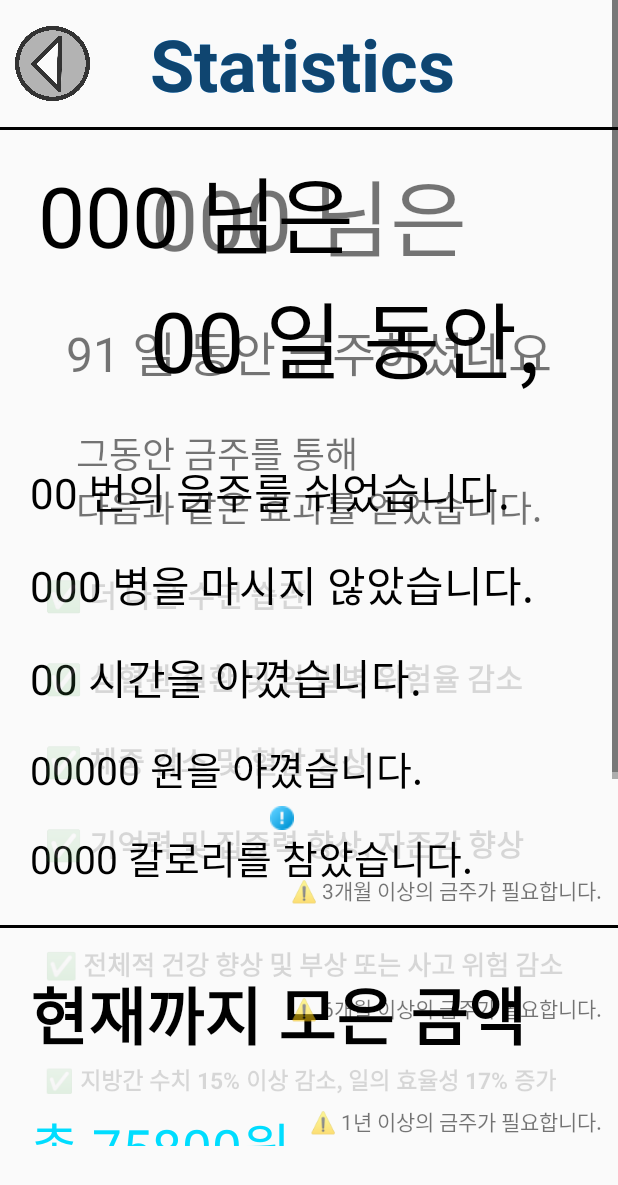
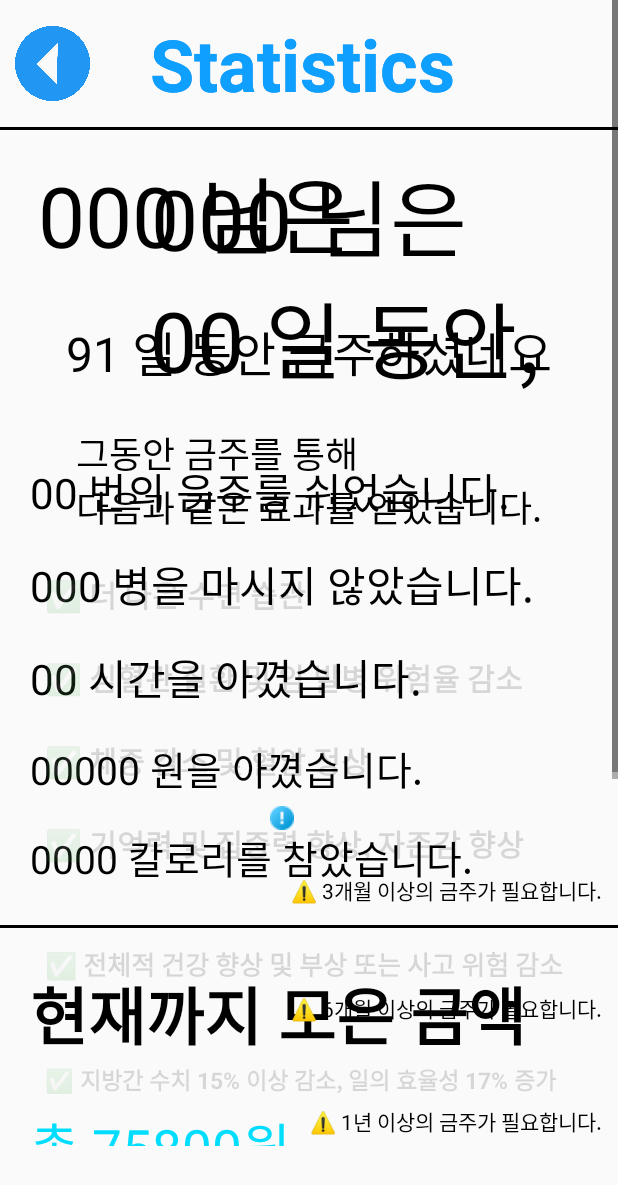
Before and after one commit to jjaehwi/Stopking_, an Android app: the layout activity_drink_statistics.xml on its own in the app's theme, with its tools: preview values and no code run, on a phone screen of 412 x 824 dp. Shown: the top 1185 px of the screen. Run offline under Robolectric (Android 15) with nearby library versions, the light colour scheme and no system bars.

Commit message:
refactor: 통계 액티비티 (금주) 텍스트 컬러 변경

```diff
--- a/app/src/main/java/com/sample/stopking_project/Drink_Statistics.java
+++ b/app/src/main/java/com/sample/stopking_project/Drink_Statistics.java
@@ -228,17 +228,23 @@ public class Drink_Statistics extends AppCompatActivity implements ToolTipsManag
             textView1.setEnabled(true);
             textView2.setEnabled(true);
             textView3.setEnabled(true);
+            textView1.setTextColor(Color.BLACK);
+            textView2.setTextColor(Color.BLACK);
+            textView3.setTextColor(Color.BLACK);
         }
         if(stopDays > 90) {
             textView4.setEnabled(true);
+            textView4.setTextColor(Color.BLACK);
             guideText1.setVisibility(View.GONE);
         }
         if(stopDays > 180){
             textView5.setEnabled(true);
+            textView5.setTextColor(Color.BLACK);
             guideText2.setVisibility(View.GONE);
         }
         if(stopDays > 365){
             textView6.setEnabled(true);
+            textView6.setTextColor(Color.BLACK);
             guideText3.setVisibility(View.GONE);
         }
 
--- a/app/src/main/res/layout/activity_drink_statistics.xml
+++ b/app/src/main/res/layout/activity_drink_statistics.xml
@@ -37,6 +37,7 @@
                             android:layout_height="50dp"
                             android:layout_gravity="center"
                             android:layout_marginLeft="10dp"
+                            app:tint="#2196F3"
                             android:src="@drawable/back_button_image" />
 
                         <TextView
@@ -264,6 +265,7 @@
                             android:layout_height="50dp"
                             android:layout_gravity="center"
                             android:layout_marginLeft="10dp"
+                            app:tint="#2196F3"
                             android:src="@drawable/back_button_image" />
 
                         <TextView
@@ -273,6 +275,7 @@
                             android:text="Statistics"
                             android:textSize="48dp"
                             android:textStyle="bold"
+                            android:textColor="#0F9FFF"
                             android:layout_gravity="center|top" />
                     </LinearLayout>
 
@@ -293,7 +296,8 @@
                         android:layout_marginTop="15dp"
                         android:text="000 님은"
                         android:layout_gravity="center"
-                        android:textSize="56dp" />
+                        android:textSize="56dp"
+                        android:textColor="@color/black"/>
                     <TextView
                         android:id="@+id/Days"
                         android:layout_width="wrap_content"
@@ -301,7 +305,8 @@
                         android:layout_marginTop="25dp"
                         android:text="91 일 동안 금주하셨네요"
                         android:layout_gravity="center"
-                        android:textSize="32dp" />
+                        android:textSize="32dp"
+                        android:textColor="@color/black"/>
                 </LinearLayout>
                     <LinearLayout
                         android:layout_width="match_parent"
@@ -313,7 +318,8 @@
                             android:text="그동안 금주를 통해 \n다음과 같은 효과를 얻었습니다."
                             android:textSize="24dp"
                             android:layout_marginTop="25dp"
-                            android:layout_gravity="center" />
+                            android:layout_gravity="center"
+                            android:textColor="@color/black"/>
                         <TextView
                             android:id="@+id/text1"
                             android:layout_width="wrap_content"
@@ -323,7 +329,7 @@
                             android:textStyle="bold"
                             android:enabled="false"
                             android:layout_marginTop="25dp"
-                            android:layout_marginLeft="30dp"/>
+                            android:layout_marginLeft="30dp" />
 
                         <TextView
                             android:id="@+id/text2"
@@ -364,7 +370,8 @@
                             android:text="⚠️ 3개월 이상의 금주가 필요합니다."
                             android:layout_gravity="end"
                             android:layout_marginTop="5dp"
-                            android:layout_marginRight="10dp"/>
+                            android:layout_marginRight="10dp"
+                            android:textColor="@color/black"/>
 
                         <TextView
                             android:id="@+id/text5"
@@ -375,7 +382,8 @@
                             android:textStyle="bold"
                             android:enabled="false"
                             android:layout_marginTop="25dp"
-                            android:layout_marginLeft="30dp"/>
+                            android:layout_marginLeft="30dp"
+                            />
                         <TextView
                             android:id="@+id/guidetext2"
                             android:layout_width="wrap_content"
@@ -383,7 +391,9 @@
                             android:text="⚠️ 6개월 이상의 금주가 필요합니다."
                             android:layout_gravity="end"
                             android:layout_marginTop="5dp"
-                            android:layout_marginRight="10dp"/>
+                            android:layout_marginRight="10dp"
+                            android:textColor="@color/black"
+                            />
 
                         <TextView
                             android:id="@+id/text6"
@@ -394,7 +404,8 @@
                             android:textStyle="bold"
                             android:enabled="false"
                             android:layout_marginTop="25dp"
-                            android:layout_marginLeft="30dp"/>
+                            android:layout_marginLeft="30dp"
+                            />
                         <TextView
                             android:id="@+id/guidetext3"
                             android:layout_width="wrap_content"
@@ -402,14 +413,16 @@
                             android:text="⚠️ 1년 이상의 금주가 필요합니다."
                             android:layout_gravity="end"
                             android:layout_marginTop="5dp"
-                            android:layout_marginRight="10dp"/>
+                            android:layout_marginRight="10dp"
+                            android:textColor="@color/black"/>
                         <TextView
                             android:layout_width="wrap_content"
                             android:layout_height="wrap_content"
                             android:text="다음 목표까지 열심히 달려보세요!"
                             android:textSize="24dp"
                             android:layout_marginTop="25dp"
-                            android:layout_gravity="center" />
+                            android:layout_gravity="center"
+                            android:textColor="@color/black"/>
                         <TextView
                             android:id="@+id/currentDay"
                             android:layout_width="wrap_content"
@@ -418,7 +431,8 @@
                             android:textSize="15dp"
                             android:textStyle="bold"
                             android:layout_gravity="center"
-                            android:layout_marginTop="24dp" />
+                            android:layout_marginTop="24dp"
+                            android:textColor="@color/black"/>
                         <com.google.android.material.progressindicator.CircularProgressIndicator
                             android:id="@+id/progressbar2"
                             android:layout_width="wrap_content"
@@ -432,7 +446,8 @@
                             android:text="목표 365일"
                             android:textSize="15dp"
                             android:textStyle="bold"
-                            android:layout_gravity="center" />
+                            android:layout_gravity="center"
+                            android:textColor="@color/black"/>
                         </LinearLayout>
                     </LinearLayout>
                 </ScrollView>
```
